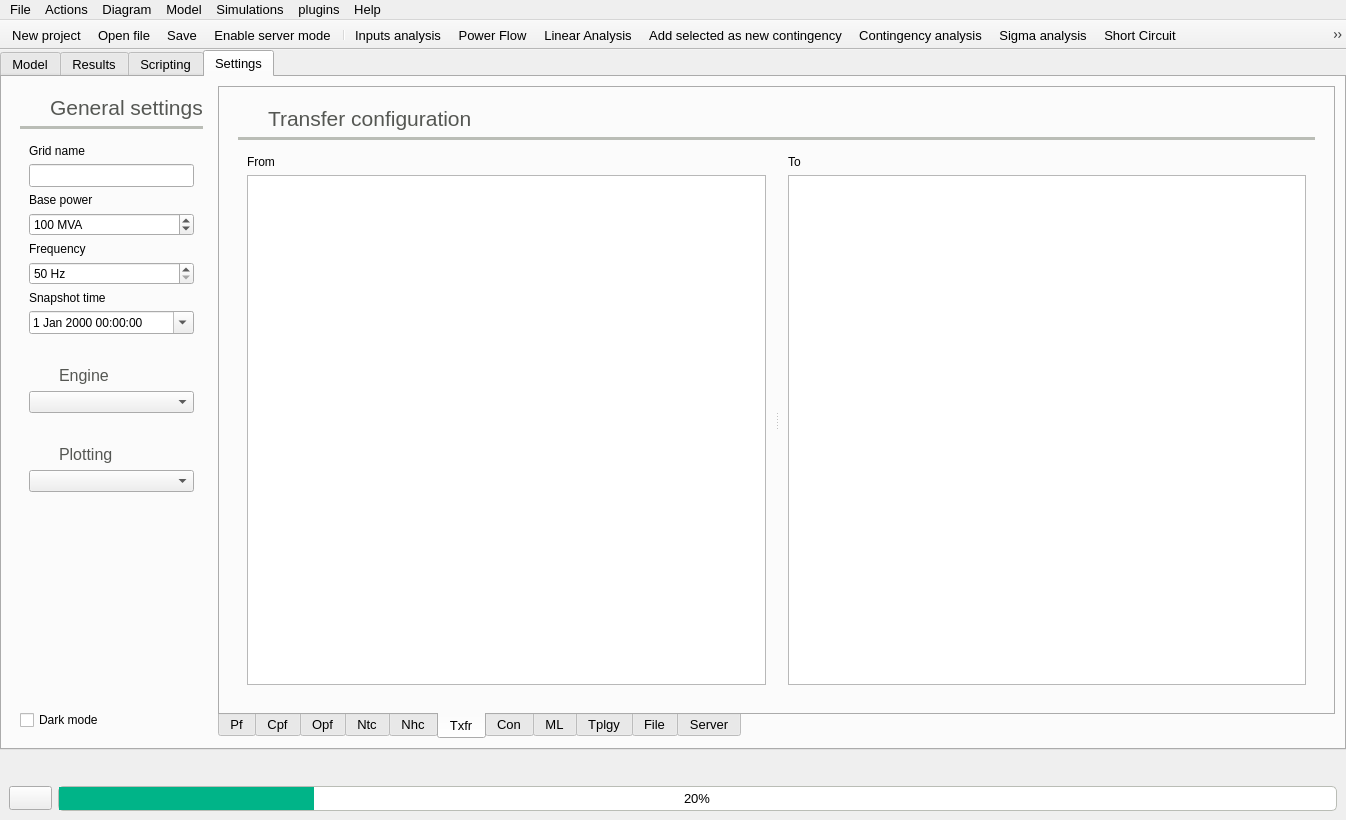
Qt form src/GridCal/Gui/Main/MainWindow.ui (SanPen/GridCal) before a commit.
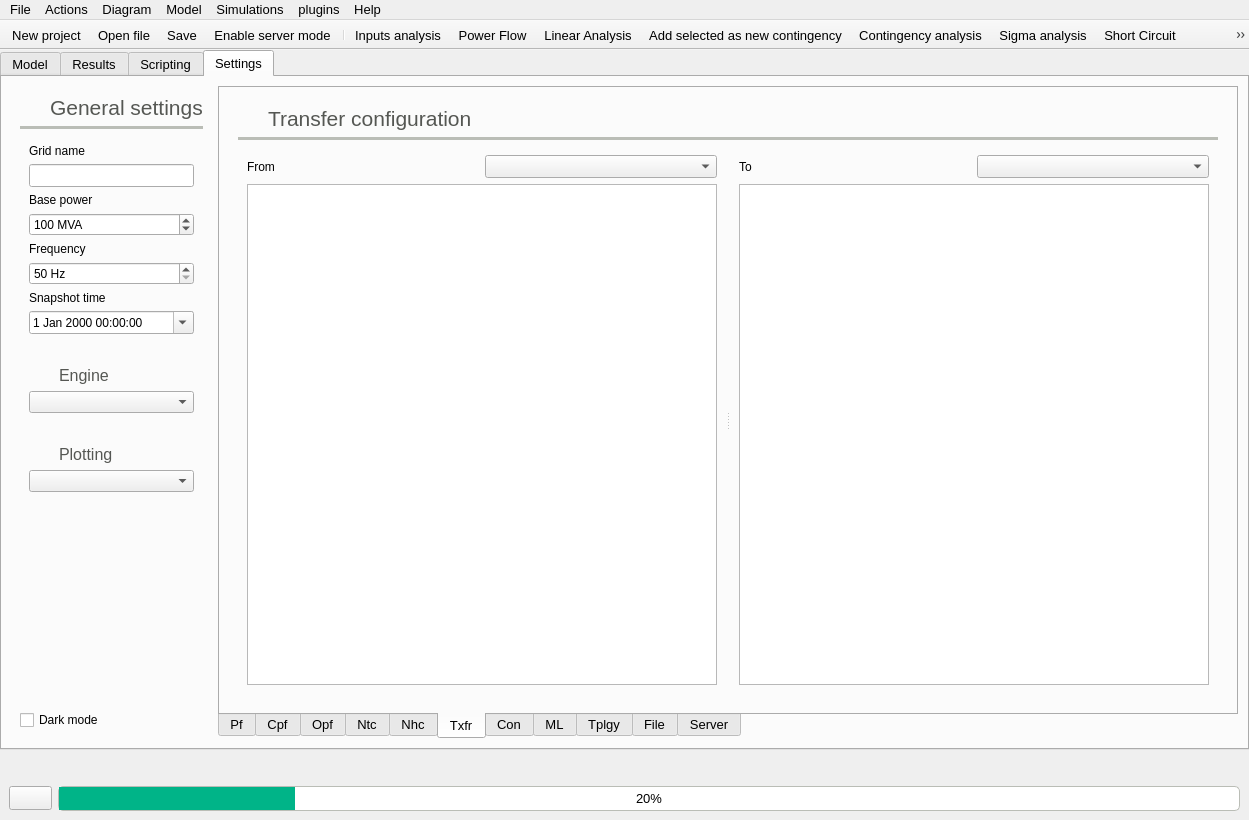
The same form after that commit. The open tabs and pages were chosen to show the change. Icons and pictures are not drawn.

```diff
--- a/src/GridCal/Gui/Main/MainWindow.ui
+++ b/src/GridCal/Gui/Main/MainWindow.ui
@@ -6,7 +6,7 @@
    <rect>
     <x>0</x>
     <y>0</y>
-    <width>1346</width>
+    <width>1249</width>
     <height>820</height>
    </rect>
   </property>
@@ -6806,8 +6806,8 @@
                   <property name="frameShadow">
                    <enum>QFrame::Raised</enum>
                   </property>
-                  <layout class="QVBoxLayout" name="verticalLayout_29">
-                   <item>
+                  <layout class="QGridLayout" name="gridLayout_9">
+                   <item row="0" column="0">
                     <widget class="QLabel" name="label_41">
                      <property name="font">
                       <font>
@@ -6819,8 +6819,11 @@
                      </property>
                     </widget>
                    </item>
-                   <item>
-                    <widget class="QListView" name="areaFromListView">
+                   <item row="0" column="1">
+                    <widget class="QComboBox" name="fromComboBox"/>
+                   </item>
+                   <item row="1" column="0" colspan="2">
+                    <widget class="QListView" name="fromListView">
                      <property name="font">
                       <font>
                        <pointsize>9</pointsize>
@@ -6837,8 +6840,8 @@
                   <property name="frameShadow">
                    <enum>QFrame::Raised</enum>
                   </property>
-                  <layout class="QVBoxLayout" name="verticalLayout_19">
-                   <item>
+                  <layout class="QGridLayout" name="gridLayout_30">
+                   <item row="0" column="0">
                     <widget class="QLabel" name="label_21">
                      <property name="font">
                       <font>
@@ -6850,8 +6853,11 @@
                      </property>
                     </widget>
                    </item>
-                   <item>
-                    <widget class="QListView" name="areaToListView">
+                   <item row="0" column="1">
+                    <widget class="QComboBox" name="toComboBox"/>
+                   </item>
+                   <item row="1" column="0" colspan="2">
+                    <widget class="QListView" name="toListView">
                      <property name="font">
                       <font>
                        <pointsize>9</pointsize>
@@ -9677,7 +9683,7 @@
     <rect>
      <x>0</x>
      <y>0</y>
-     <width>1346</width>
+     <width>1249</width>
      <height>21</height>
     </rect>
    </property>
```
